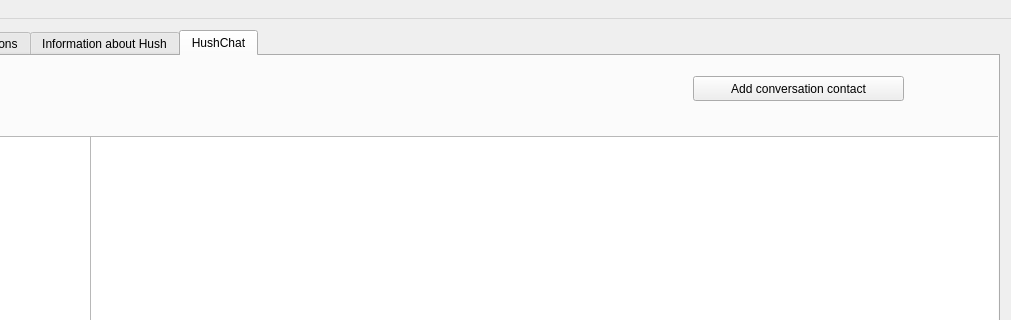
jahway603/SilentDragonLite, file src/mainwindow.ui: the form before one commit; both pictures show x 263 to 1274 and y 0 to 320 of the 1274 by 779 pixel window.
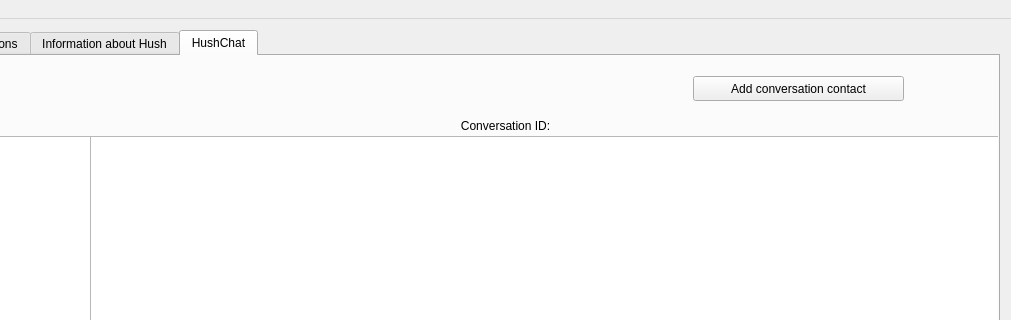
The form after the commit. Icons and pictures are not drawn. Custom widgets are drawn as their Qt base class.

```diff
--- a/src/mainwindow.ui
+++ b/src/mainwindow.ui
@@ -1393,9 +1393,9 @@
        <widget class="QLabel" name="contactNameMemo">
         <property name="geometry">
          <rect>
-          <x>720</x>
+          <x>350</x>
           <y>50</y>
-          <width>481</width>
+          <width>291</width>
           <height>20</height>
          </rect>
         </property>
@@ -1527,8 +1527,8 @@
        <widget class="QLabel" name="contactCid">
         <property name="geometry">
          <rect>
-          <x>870</x>
-          <y>90</y>
+          <x>820</x>
+          <y>60</y>
           <width>331</width>
           <height>20</height>
          </rect>
@@ -1537,6 +1537,19 @@
          <string>&lt;html&gt;&lt;head/&gt;&lt;body&gt;&lt;p align=&quot;center&quot;&gt;&lt;br/&gt;&lt;/p&gt;&lt;/body&gt;&lt;/html&gt;</string>
         </property>
        </widget>
+       <widget class="QLabel" name="contactNameMemo_2">
+        <property name="geometry">
+         <rect>
+          <x>690</x>
+          <y>60</y>
+          <width>131</width>
+          <height>20</height>
+         </rect>
+        </property>
+        <property name="text">
+         <string>&lt;html&gt;&lt;head/&gt;&lt;body&gt;&lt;p align=&quot;center&quot;&gt;Conversation ID:&lt;/p&gt;&lt;/body&gt;&lt;/html&gt;</string>
+        </property>
+       </widget>
       </widget>
      </widget>
     </item>
```
